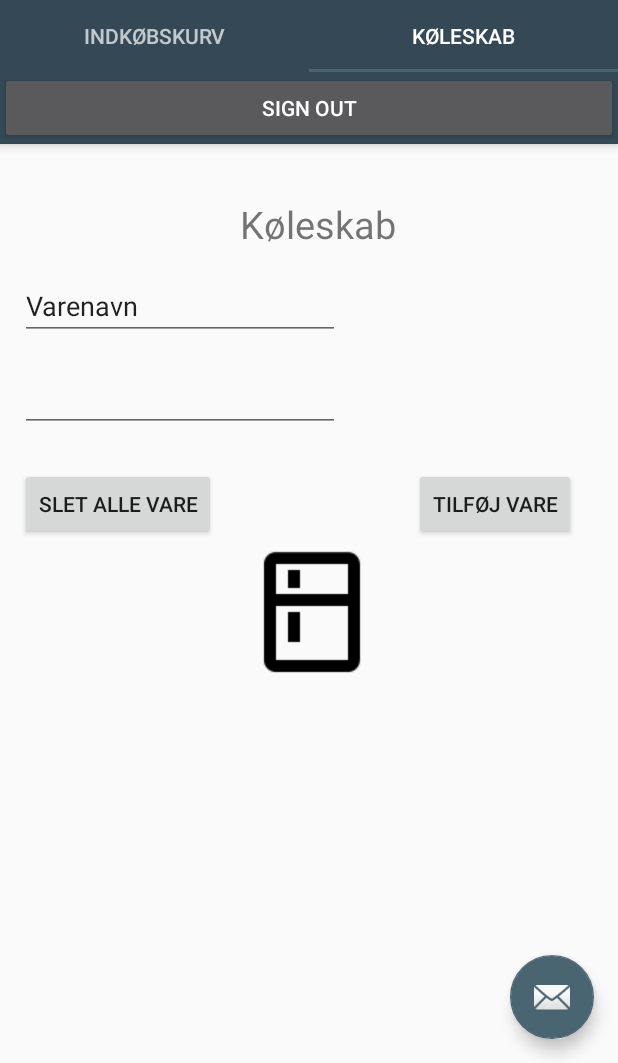
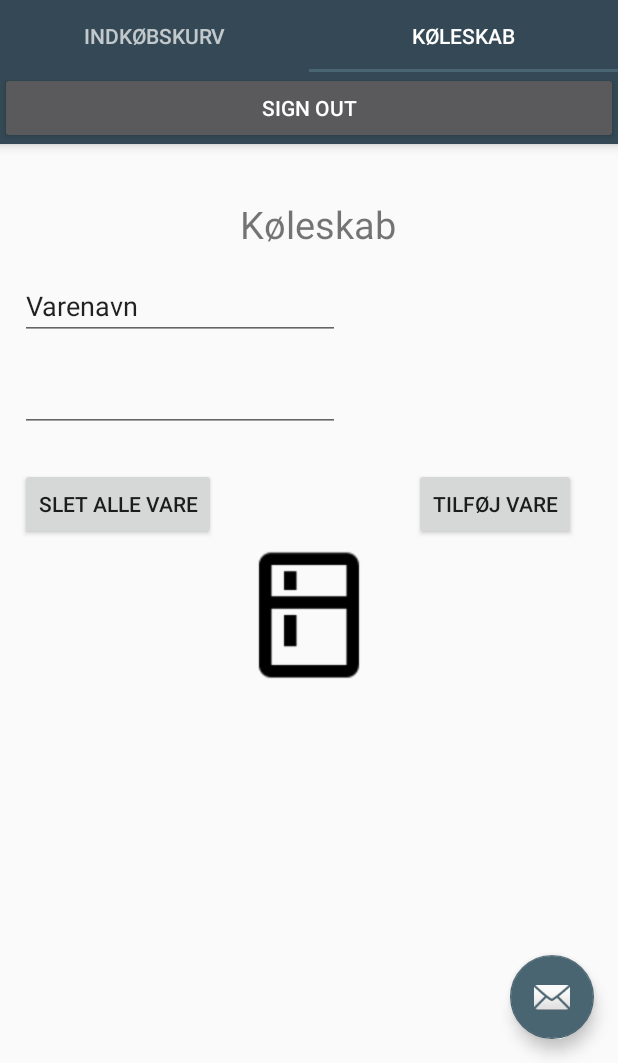
Before and after one commit to armin-tahirovic/Madspild, an Android app: the screen it shows after launch once a user with an empty profile is signed in (MainActivity), tab 2 chosen, on a phone screen of 412 x 824 dp, the part 173-1236 px from its top. Run offline under Robolectric (Android 15) with nearby library versions, the phone set to English and light mode, and no system bars; our stand-ins replace Firebase (no records; nobody signed in at launch, a user with empty details on screens opened directly), Room's generated code; libraries missing offline, so code that uses them is left out: com.firebase.ui; pictures from the network do not load.

```diff
--- a/app/src/main/java/com/example/madspild/network/Food.java
+++ b/app/src/main/java/com/example/madspild/network/Food.java
@@ -1,9 +1,14 @@
 package com.example.madspild.network;
+
+import com.google.gson.annotations.SerializedName;
 
 public class Food {
 
+  @SerializedName("id")
   private int id;
+  @SerializedName("title")
   private String title;
+  @SerializedName("image")
   private String image;
 
   public Food(int id, String title, String image) {
--- a/app/src/main/java/com/example/madspild/network/FoodRepository.java
+++ b/app/src/main/java/com/example/madspild/network/FoodRepository.java
@@ -36,13 +36,14 @@ public class FoodRepository {
       @Override
       public void onResponse(Call<FoodResponse> call, Response<FoodResponse> response) {
         if (response.code() == 200) {
-          food.setValue(response.body().getFood());
+          food.setValue(response.body().getFood().get(0));
+          System.out.println("<<< TEST >>>");
         }
       }
 
       @Override
       public void onFailure(Call<FoodResponse> call, Throwable t) {
-        Log.i("Retrofit","Something went wrong");
+        Log.i("Retrofit",t.toString());
       }
     });
   }
--- a/app/src/main/res/layout/fragment_koleskab.xml
+++ b/app/src/main/res/layout/fragment_koleskab.xml
@@ -69,8 +69,8 @@
 
   <ImageView
     android:id="@+id/imageAPI"
-    android:layout_width="wrap_content"
-    android:layout_height="wrap_content"
+    android:layout_width="100dp"
+    android:layout_height="100dp"
     android:layout_marginEnd="20dp"
     android:src="@drawable/baseline_kitchen_black_48dp"
     app:layout_constraintEnd_toStartOf="@+id/tilføjVare"
```
Also changed, not shown: app/src/main/java/com/example/madspild/network/FoodResponse.java (+8 -9 lines).
